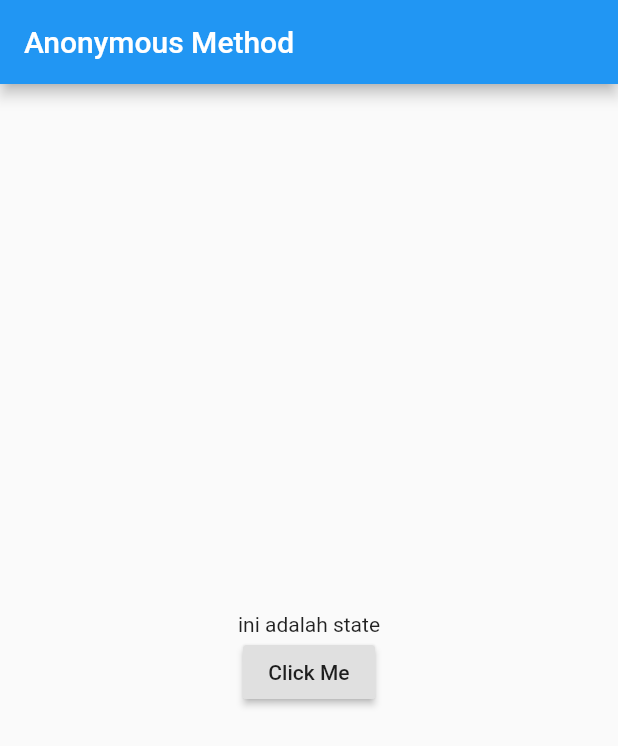
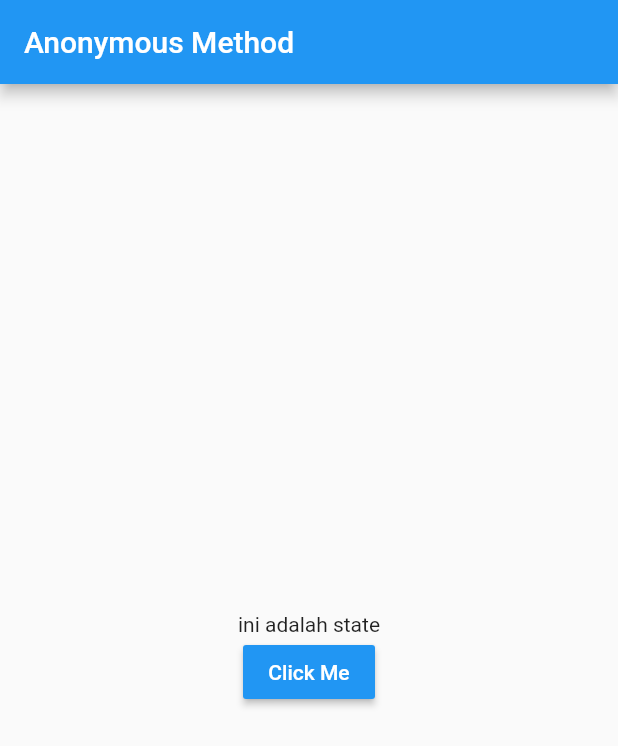
Before and after one commit to trianggautama/flutterApp, a Flutter app: the screen it shows after launch, on a phone screen of 412 x 824 dp. Shown: the top 746 px of the screen. Run offline on Flutter 3.47's test engine with Material 2 defaults, Android fonts, the phone set to English and light mode, and no system bars.

Commit message:
fontStyle

```diff
--- a/lib/main.dart
+++ b/lib/main.dart
@@ -22,7 +22,8 @@ class _MyAppState extends State<MyApp> {
               children: <Widget>[
                 Text(message),
                 RaisedButton(
-                  child: Text("Click Me"),
+                  color: Colors.blue,
+                  child: Text("Click Me",style: TextStyle(color: Colors.white)),
                   onPressed: (){
                     setState(() {
                     message = "tombol sudah ditekan";
```
